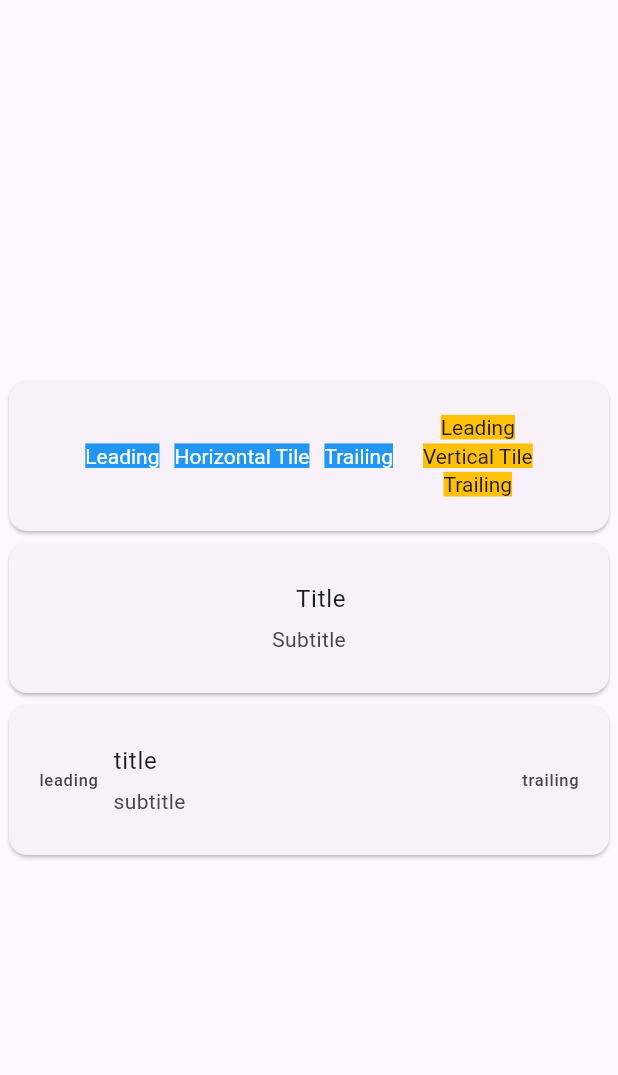
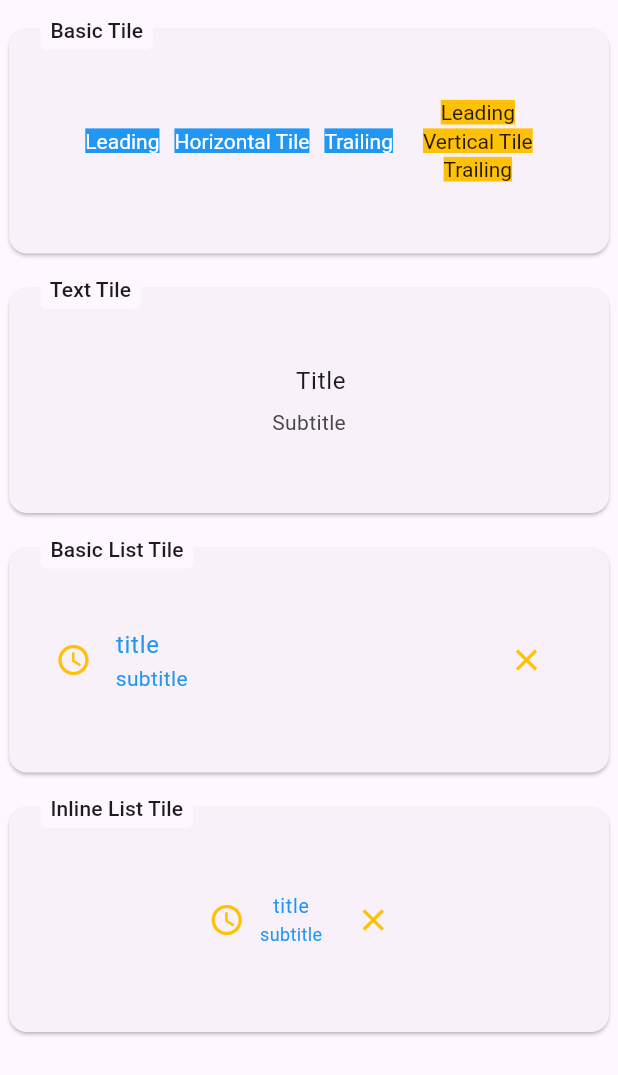
Before and after one commit to davigmacode/flutter_wx_tile, a Flutter app: the screen it shows after launch, on a phone screen of 412 x 824 dp. Shown: the top 1075 px of the screen. Run offline on Flutter 3.47's test engine with Material 3 defaults, Android fonts, the phone set to English and light mode, and no system bars; missing offline and left inert: lerp.

Commit message:
Renamed WxTextTileAlign to WxTextAlign

```diff
--- a/example/lib/main.dart
+++ b/example/lib/main.dart
@@ -34,15 +34,26 @@ class _MyHomePageState extends State<MyHomePage> {
     return Scaffold(
       body: WxListTileTheme.merge(
         wrapper: WxListTileWrapper.inkWell(
-          splashFactory: NoSplash.splashFactory,
+          // splashFactory: NoSplash.splashFactory,
           borderRadius: BorderRadius.circular(5),
-          // highlightColor: Colors.amber,
         ),
+        // wrapper: (context, widget) {
+        //   return OutlinedButton(
+        //     onPressed: widget.onTap,
+        //     child: widget.child,
+        //   );
+        // },
+        // style: WxListTileStyle(
+        //   inline: true,
+        //   textAlign: WxTextAlign.center,
+        // ),
+        child: SingleChildScrollView(
           child: Center(
             child: Column(
               mainAxisAlignment: MainAxisAlignment.center,
               children: <Widget>[
                 const SampleCard(
+                  title: 'Basic Tile',
                   child: DefaultTextStyle(
                     style: TextStyle(
                       backgroundColor: Colors.amber,
@@ -76,6 +87,7 @@ class _MyHomePageState extends State<MyHomePage> {
                   ),
                 ),
                 const SampleCard(
+                  title: 'Text Tile',
                   child: DefaultTextStyle(
                     style: TextStyle(
                       backgroundColor: Colors.amber,
@@ -85,31 +97,46 @@ class _MyHomePageState extends State<MyHomePage> {
                       title: Text('Title'),
                       subtitle: Text('Subtitle'),
                       spacing: 5,
-                    align: WxTextTileAlign.right,
+                      align: WxTextAlign.right,
                     ),
                   ),
                 ),
                 SampleCard(
-                child: DefaultTextStyle(
-                  style: const TextStyle(
-                    backgroundColor: Colors.amber,
-                    color: Colors.black87,
-                  ),
+                  title: 'Basic List Tile',
                   child: WxListTile(
                     title: const Text('title'),
                     subtitle: const Text('subtitle'),
-                    leading: const Text('leading'),
-                    trailing: const Text('trailing'),
-                    padding: const EdgeInsets.all(10),
-                    margin: const EdgeInsets.all(10),
-                    spacing: 10,
-                    textSpacing: 5,
-                    // inline: true,
+                    leading: const Icon(Icons.access_time),
+                    trailing: IconButton(
+                      icon: const Icon(Icons.close),
+                      onPressed: () {},
+                    ),
+                    textColor: Colors.blue,
+                    iconColor: Colors.amber,
+                    margin: const EdgeInsets.all(15),
                     onTap: () {},
                   ),
                 ),
+                SampleCard(
+                  title: 'Inline List Tile',
+                  child: WxListTile(
+                    title: const Text('title'),
+                    subtitle: const Text('subtitle'),
+                    leading: const Icon(Icons.access_time),
+                    trailing: IconButton(
+                      icon: const Icon(Icons.close),
+                      onPressed: () {},
+                    ),
+                    inline: true,
+                    textAlign: WxTextAlign.center,
+                    textColor: Colors.blue,
+                    iconColor: Colors.amber,
+                    style: const WxListTileStyle.dense(),
+                    onTap: () {},
+                  ),
                 ),
               ],
+            ),
           ),
         ),
       ),
@@ -120,20 +147,47 @@ class _MyHomePageState extends State<MyHomePage> {
 class SampleCard extends StatelessWidget {
   const SampleCard({
     super.key,
+    required this.title,
     required this.child,
   });
 
+  final String title;
   final Widget child;
 
   @override
   Widget build(BuildContext context) {
-    return Card(
+    return Padding(
+      padding: const EdgeInsets.only(top: 15),
+      child: Stack(
+        clipBehavior: Clip.none,
+        children: [
+          Card(
             child: ConstrainedBox(
               constraints: const BoxConstraints(
                 maxWidth: 400,
-          minHeight: 100,
+                minHeight: 150,
               ),
               child: Center(child: child),
+            ),
+          ),
+          Positioned(
+            top: -8,
+            left: 25,
+            child: Container(
+              decoration: BoxDecoration(
+                color: Theme.of(context).colorScheme.surface,
+                borderRadius: BorderRadius.circular(4),
+              ),
+              child: Padding(
+                padding: const EdgeInsets.all(3.0),
+                child: Text(
+                  ' $title ',
+                  style: Theme.of(context).textTheme.labelLarge,
+                ),
+              ),
+            ),
+          ),
+        ],
       ),
     );
   }
--- a/lib/src/list_tile/style.dart
+++ b/lib/src/list_tile/style.dart
@@ -53,7 +53,7 @@ class WxListTileStyle with Diagnosticable {
   /// {@template WxListTile.textAlign}
   /// How the title and subtitle should be placed along the cross axis.
   /// {@endtemplate}
-  final WxTextTileAlign? textAlign;
+  final WxTextAlign? textAlign;
 
   /// {@template WxListTile.textSpacing}
   /// The gap between the [title] and the [subtitle] widgets.
@@ -129,7 +129,7 @@ class WxListTileStyle with Diagnosticable {
         mainAxisAlignment = MainAxisAlignment.spaceBetween,
         inline = false,
         textExpanded = true,
-        textAlign = WxTextTileAlign.left,
+        textAlign = WxTextAlign.left,
         textSpacing = 0.0,
         textColor = null,
         iconColor = null,
@@ -190,7 +190,7 @@ class WxListTileStyle with Diagnosticable {
     MainAxisAlignment? mainAxisAlignment,
     bool? inline,
     bool? textExpanded,
-    WxTextTileAlign? textAlign,
+    WxTextAlign? textAlign,
     double? textSpacing,
     Color? textColor,
     Color? iconColor,
--- a/lib/src/list_tile/widget.dart
+++ b/lib/src/list_tile/widget.dart
@@ -71,7 +71,7 @@ class WxListTile extends StatelessWidget {
   final bool? textExpanded;
 
   /// {@macro WxListTile.textAlign}
-  final WxTextTileAlign? textAlign;
+  final WxTextAlign? textAlign;
 
   /// {@macro WxListTile.textSpacing}
   final double? textSpacing;
--- a/lib/src/text_tile/style.dart
+++ b/lib/src/text_tile/style.dart
@@ -19,7 +19,7 @@ class WxTextTileStyle with Diagnosticable {
   /// {@template WxTextTile.align}
   /// How the title and subtitle should be placed along the cross axis.
   /// {@endtemplate}
-  final WxTextTileAlign? align;
+  final WxTextAlign? align;
 
   /// {@template WxTextTile.titleStyle}
   /// The text style to be applied to title.
@@ -49,11 +49,11 @@ class WxTextTileStyle with Diagnosticable {
   /// [CrossAxisAlignment] from [align]
   CrossAxisAlignment get crossAxisAlignment {
     switch (align) {
-      case WxTextTileAlign.center:
+      case WxTextAlign.center:
         return CrossAxisAlignment.center;
-      case WxTextTileAlign.right:
+      case WxTextAlign.right:
         return CrossAxisAlignment.end;
-      case WxTextTileAlign.left:
+      case WxTextAlign.left:
       default:
         return CrossAxisAlignment.start;
     }
@@ -75,7 +75,7 @@ class WxTextTileStyle with Diagnosticable {
   const WxTextTileStyle.defaults()
       : spacing = 0.0,
         margin = EdgeInsets.zero,
-        align = WxTextTileAlign.left,
+        align = WxTextAlign.left,
         titleStyle = null,
         titleSize = null,
         subtitleStyle = null,
@@ -98,7 +98,7 @@ class WxTextTileStyle with Diagnosticable {
   WxTextTileStyle copyWith({
     double? spacing,
     EdgeInsetsGeometry? margin,
-    WxTextTileAlign? align,
+    WxTextAlign? align,
     TextStyle? titleStyle,
     double? titleSize,
     TextStyle? subtitleStyle,
--- a/lib/src/text_tile/types.dart
+++ b/lib/src/text_tile/types.dart
@@ -1 +1 @@
-enum WxTextTileAlign { left, center, right }
+enum WxTextAlign { left, center, right }
--- a/lib/src/text_tile/widget.dart
+++ b/lib/src/text_tile/widget.dart
@@ -28,7 +28,7 @@ class WxTextTile extends StatelessWidget {
   final EdgeInsetsGeometry? margin;
 
   /// {@macro WxTextTile.align}
-  final WxTextTileAlign? align;
+  final WxTextAlign? align;
 
   /// The style to be applied
   final WxTextTileStyle? style;
```
Lines whose indentation alone changed are shown as unchanged.
